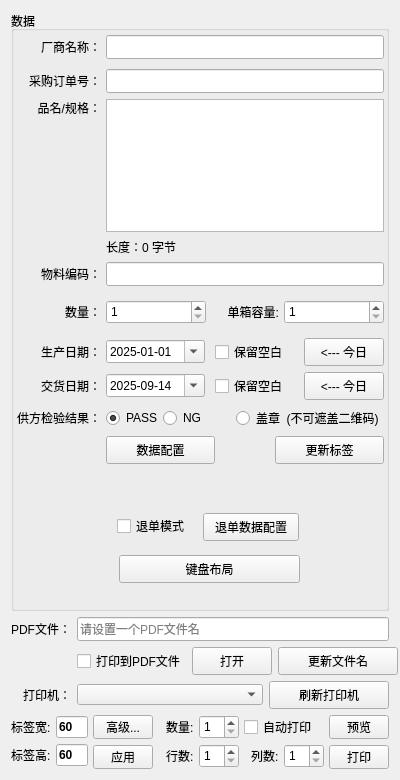
wlffeng2008/AkkoLabelPrinter, file FramePrintControl.ui: the form before one commit.
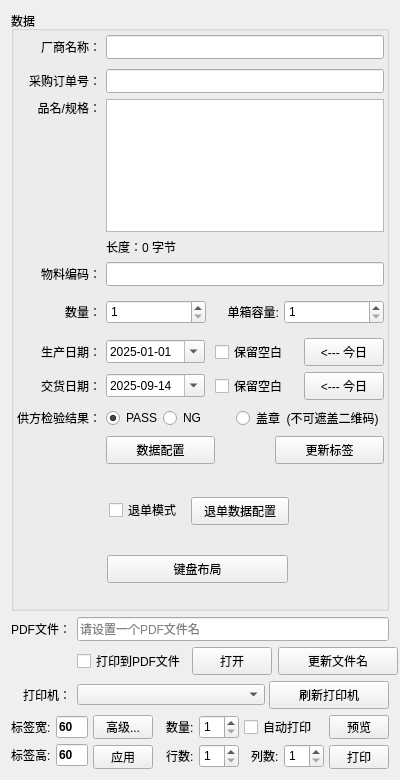
The form after the commit.

The edit to the form file:
```diff
--- a/FramePrintControl.ui
+++ b/FramePrintControl.ui
@@ -1108,9 +1108,9 @@
        <widget class="QCheckBox" name="checkBoxReject">
         <property name="geometry">
          <rect>
-          <x>104</x>
-          <y>486</y>
-          <width>86</width>
+          <x>96</x>
+          <y>470</y>
+          <width>78</width>
           <height>22</height>
          </rect>
         </property>
@@ -1121,9 +1121,9 @@
        <widget class="QPushButton" name="pushButtonReject">
         <property name="geometry">
          <rect>
-          <x>190</x>
-          <y>484</y>
-          <width>96</width>
+          <x>178</x>
+          <y>468</y>
+          <width>98</width>
           <height>28</height>
          </rect>
         </property>
@@ -1143,7 +1143,7 @@
        <widget class="QPushButton" name="pushButtonKeyboard">
         <property name="geometry">
          <rect>
-          <x>106</x>
+          <x>94</x>
           <y>526</y>
           <width>181</width>
           <height>28</height>
@@ -1263,9 +1263,15 @@
       </widget>
      </item>
      <item row="2" column="1">
-      <layout class="QHBoxLayout" name="horizontalLayout_10" stretch="1,0">
+      <layout class="QHBoxLayout" name="horizontalLayout_10">
        <item>
         <widget class="QComboBox" name="comboBoxPrinter">
+         <property name="minimumSize">
+          <size>
+           <width>188</width>
+           <height>21</height>
+          </size>
+         </property>
          <property name="maximumSize">
           <size>
            <width>200</width>
```
Left out of the diff: 2 changed lines with no effect on the pictures.
